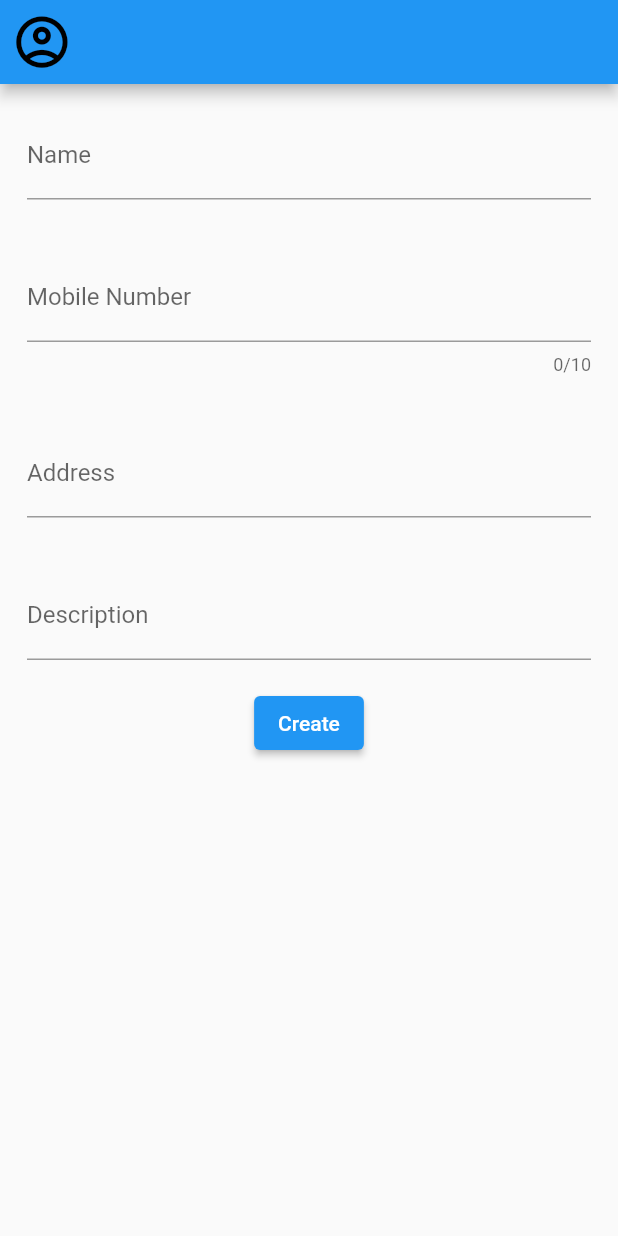
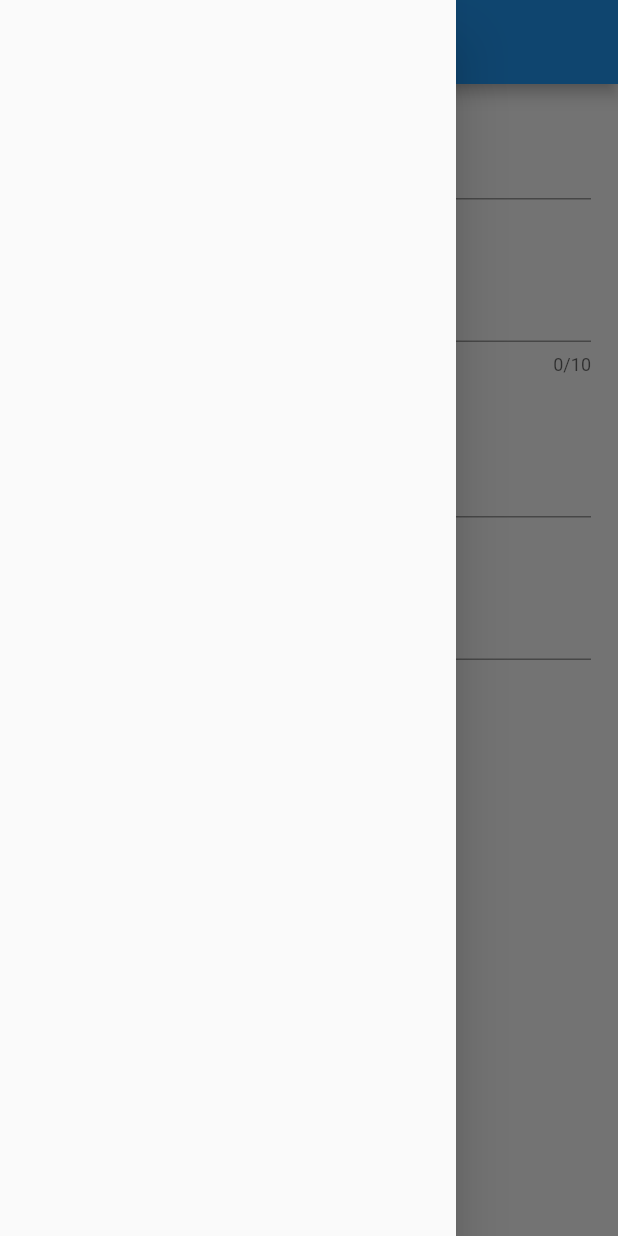
Before and after one commit to siddiquimohdhammad/Hackathon-Algorithm, a Flutter app: the FeedbackForm screen opened directly, with the side drawer open (before the commit the screen has no drawer), on a phone screen of 412 x 824 dp. Run offline on Flutter 3.47's test engine with Material 2 defaults, Android fonts, the phone set to English and light mode, and no system bars; our stand-ins replace cloud_firestore, firebase_core, pie_chart; accounts and stored records are empty.

Commit message:
main update

```diff
--- a/lib/feedback.dart
+++ b/lib/feedback.dart
@@ -10,12 +10,7 @@ class FeedbackForm extends StatefulWidget {
 
 class _FeedbackFormState extends State<FeedbackForm> {
   CollectionReference StudentInfo = FirebaseFirestore.instance.collection('StudentInfo');
-  // details.add(dataToSave);
-  // late String  Name;
-  // late String SId;
-  // late String Programid;
-  // late String gpa;
-  // late String Mobnum;
+
 
   TextEditingController namecontroller = new TextEditingController();
   TextEditingController addresscontroller = new TextEditingController();
@@ -25,6 +20,8 @@ class _FeedbackFormState extends State<FeedbackForm> {
   @override
   Widget build(BuildContext context) {
     return Scaffold(
+
+      drawer: Drawer(),
 
        appBar: AppBar(
         // centerTitle: true,
--- a/pubspec.yaml
+++ b/pubspec.yaml
@@ -39,8 +39,12 @@ dependencies:
   # The following adds the Cupertino Icons font to your application.
   # Use with the CupertinoIcons class for iOS style icons.
   cupertino_icons: ^1.0.2
+<<<<<<< HEAD
   pie_chart: ^5.3.2
   firebase_core: ^2.7.0
+=======
+  cloud_firestore: ^4.4.3
+>>>>>>> second
 
 dev_dependencies:
 
```
Also changed, not shown: pubspec.lock.
